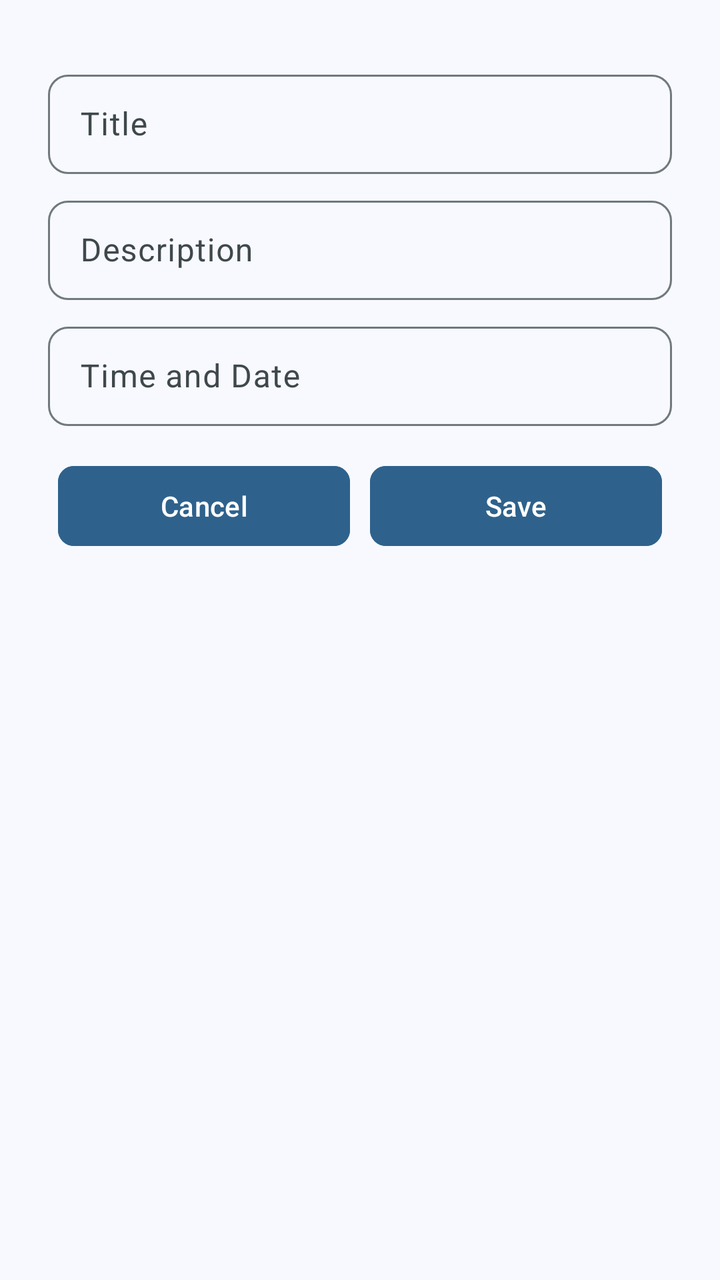
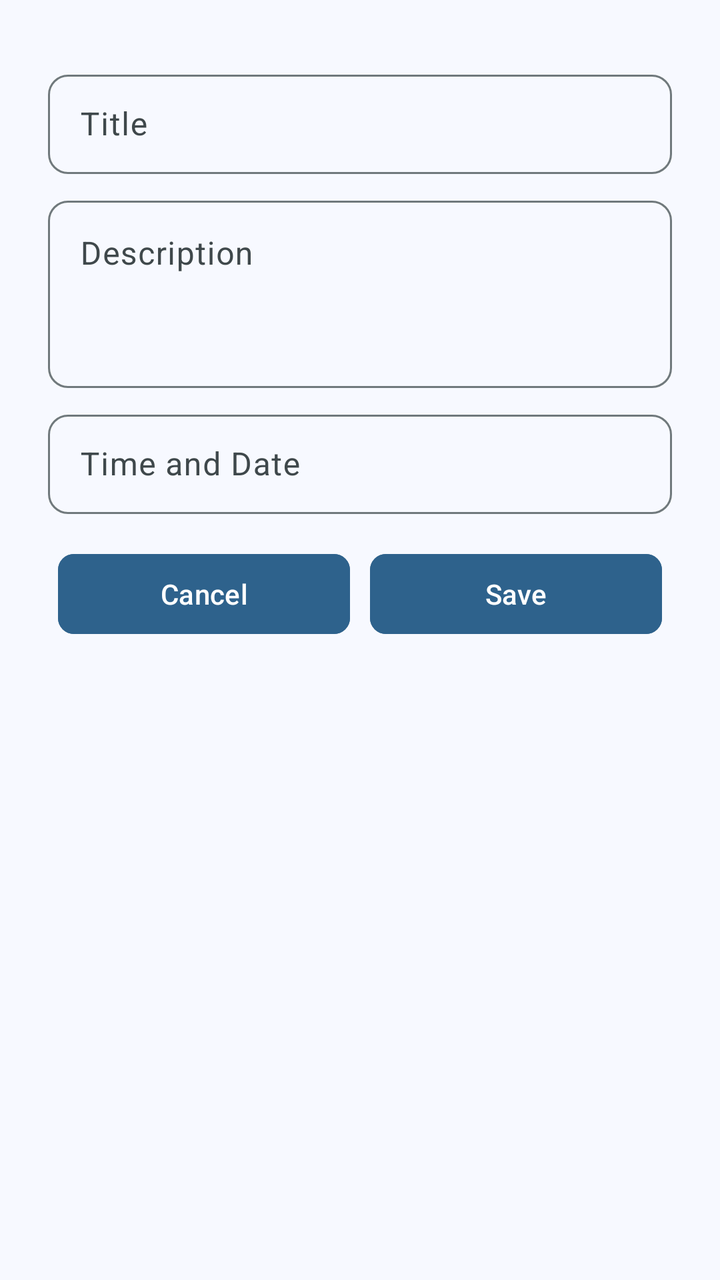

Before-and-after screenshots of an Android layout around one commit, followed by the original layout XML and the change that was made.
<!-- AndroidManifest.xml: application theme AppTheme -->
<!-- res/layout/fragment_dialog.xml -->
<?xml version="1.0" encoding="utf-8"?>
<LinearLayout xmlns:android="http://schemas.android.com/apk/res/android"
    xmlns:tools="http://schemas.android.com/tools"
    android:layout_width="match_parent"
    android:layout_height="match_parent"
    xmlns:app="http://schemas.android.com/apk/res-auto"
    tools:context=".DialogFragment">

    <LinearLayout
        android:layout_width="match_parent"
        android:layout_height="wrap_content"
        android:orientation="vertical"
        android:padding="24dp">
        <com.google.android.material.textfield.TextInputLayout
            android:layout_width="match_parent"
            android:layout_height="55dp"
            android:layout_marginTop="8dp"
            app:boxCornerRadiusBottomEnd="10dp"
            app:boxCornerRadiusBottomStart="10dp"
            app:boxCornerRadiusTopEnd="10dp"
            app:boxCornerRadiusTopStart="10dp">

            <com.google.android.material.textfield.TextInputEditText
                android:id="@+id/titleInput"
                android:layout_width="match_parent"
                android:layout_height="wrap_content"
                android:hint="Title"
                android:textColor="@color/black"
                android:textColorHint="@color/black" />
        </com.google.android.material.textfield.TextInputLayout>
        <com.google.android.material.textfield.TextInputLayout
            android:layout_width="match_parent"
            android:layout_height="55dp"
            android:layout_marginTop="8dp"
            app:boxCornerRadiusBottomEnd="10dp"
            app:boxCornerRadiusBottomStart="10dp"
            app:boxCornerRadiusTopEnd="10dp"
            app:boxCornerRadiusTopStart="10dp">

            <com.google.android.material.textfield.TextInputEditText
                android:id="@+id/descriptionInput"
                android:layout_width="match_parent"
                android:layout_height="wrap_content"
                android:minLines="3"
                android:hint="Description"
                android:textColor="@color/black"
                android:textColorHint="@color/black" />
        </com.google.android.material.textfield.TextInputLayout>
        <com.google.android.material.textfield.TextInputLayout
            android:layout_width="match_parent"
            android:layout_height="55dp"
            android:layout_marginTop="8dp"
            app:boxCornerRadiusBottomEnd="10dp"
            app:boxCornerRadiusBottomStart="10dp"
            app:boxCornerRadiusTopEnd="10dp"
            app:boxCornerRadiusTopStart="10dp">

            <com.google.android.material.textfield.TextInputEditText
                android:id="@+id/timeInput"
                android:layout_width="match_parent"
                android:layout_height="wrap_content"
                android:hint="Time and Date"
                android:textColor="@color/black"
                android:textColorHint="@color/black" />
        </com.google.android.material.textfield.TextInputLayout>


        <LinearLayout
            android:layout_width="match_parent"
            android:layout_height="wrap_content"
            android:orientation="horizontal"
            android:layout_marginTop="16dp">

            <com.google.android.material.button.MaterialButton
                android:id="@+id/cancelButton"
                android:layout_width="match_parent"
                android:layout_height="wrap_content"
                android:layout_marginHorizontal="5dp"
                app:cornerRadius="8dp"
                android:backgroundTint="@color/md_theme_primary"
                android:textColor="@color/white"
                android:layout_weight="1"
                android:text="Cancel" />

            <com.google.android.material.button.MaterialButton
                android:id="@+id/saveButton"
                android:layout_width="match_parent"
                android:layout_height="wrap_content"
                android:layout_marginHorizontal="5dp"
                android:backgroundTint="@color/md_theme_primary"
                app:cornerRadius="8dp"
                android:textColor="@color/white"
                android:layout_weight="1"
                android:text="Save" />
        </LinearLayout>
    </LinearLayout>
</LinearLayout>
<!-- resources referenced by this layout -->
<resources>
  <color name="black">#FF000000</color>
  <color name="md_theme_primary">#2E628C</color>
  <color name="white">#FFFFFFFF</color>
  <color name="md_theme_onPrimary">#FFFFFF</color>
  <color name="md_theme_primaryContainer">#CDE5FF</color>
  <color name="md_theme_onPrimaryContainer">#0B4A72</color>
  <color name="md_theme_secondary">#07677F</color>
  <color name="md_theme_onSecondary">#FFFFFF</color>
  <color name="md_theme_secondaryContainer">#B7EAFF</color>
  <color name="md_theme_onSecondaryContainer">#004E60</color>
  <color name="md_theme_tertiary">#006874</color>
  <color name="md_theme_onTertiary">#FFFFFF</color>
  <color name="md_theme_tertiaryContainer">#9EEFFD</color>
  <color name="md_theme_onTertiaryContainer">#004F58</color>
  <color name="md_theme_error">#BA1A1A</color>
  <color name="md_theme_onError">#FFFFFF</color>
  <color name="md_theme_errorContainer">#FFDAD6</color>
  <color name="md_theme_onErrorContainer">#93000A</color>
  <color name="md_theme_background">#F7F9FF</color>
  <color name="md_theme_onBackground">#181C20</color>
  <color name="md_theme_surface">#F5FAFB</color>
  <color name="md_theme_onSurface">#171D1E</color>
  <color name="md_theme_surfaceVariant">#DBE4E7</color>
  <color name="md_theme_onSurfaceVariant">#3F484B</color>
  <color name="md_theme_outline">#70797C</color>
  <color name="md_theme_outlineVariant">#BFC8CB</color>
  <color name="md_theme_inverseSurface">#2B3133</color>
  <color name="md_theme_inverseOnSurface">#ECF2F3</color>
  <color name="md_theme_inversePrimary">#9ACBFA</color>
  <color name="md_theme_primaryFixed">#CDE5FF</color>
  <color name="md_theme_onPrimaryFixed">#001D32</color>
  <color name="md_theme_primaryFixedDim">#9ACBFA</color>
  <color name="md_theme_onPrimaryFixedVariant">#0B4A72</color>
  <color name="md_theme_secondaryFixed">#B7EAFF</color>
  <color name="md_theme_onSecondaryFixed">#001F28</color>
  <color name="md_theme_secondaryFixedDim">#88D1EC</color>
  <color name="md_theme_onSecondaryFixedVariant">#004E60</color>
  <color name="md_theme_tertiaryFixed">#9EEFFD</color>
  <color name="md_theme_onTertiaryFixed">#001F24</color>
  <color name="md_theme_tertiaryFixedDim">#82D3E0</color>
  <color name="md_theme_onTertiaryFixedVariant">#004F58</color>
  <color name="md_theme_surfaceDim">#D5DBDC</color>
  <color name="md_theme_surfaceBright">#F5FAFB</color>
  <color name="md_theme_surfaceContainerLowest">#FFFFFF</color>
  <color name="md_theme_surfaceContainerLow">#EFF5F6</color>
  <color name="md_theme_surfaceContainer">#E9EFF0</color>
  <color name="md_theme_surfaceContainerHigh">#E3E9EA</color>
  <color name="md_theme_surfaceContainerHighest">#DEE3E5</color>
  <!-- unchanged entries left out for length: 1 -->
</resources>

<!-- the commit's change to res/layout/fragment_dialog.xml (unified diff, before → after) -->
@@ -30,7 +30,7 @@
         </com.google.android.material.textfield.TextInputLayout>
         <com.google.android.material.textfield.TextInputLayout
             android:layout_width="match_parent"
-            android:layout_height="55dp"
+            android:layout_height="wrap_content"
             android:layout_marginTop="8dp"
             app:boxCornerRadiusBottomEnd="10dp"
             app:boxCornerRadiusBottomStart="10dp"
@@ -42,10 +42,13 @@
                 android:layout_width="match_parent"
                 android:layout_height="wrap_content"
                 android:minLines="3"
+                android:gravity="top|start"
+                android:inputType="textMultiLine"
                 android:hint="Description"
                 android:textColor="@color/black"
                 android:textColorHint="@color/black" />
         </com.google.android.material.textfield.TextInputLayout>
+
         <com.google.android.material.textfield.TextInputLayout
             android:layout_width="match_parent"
             android:layout_height="55dp"
@@ -60,6 +63,9 @@
                 android:layout_width="match_parent"
                 android:layout_height="wrap_content"
                 android:hint="Time and Date"
+                android:editable="false"
+                android:focusable="false"
+                android:clickable="true"
                 android:textColor="@color/black"
                 android:textColorHint="@color/black" />
         </com.google.android.material.textfield.TextInputLayout>
